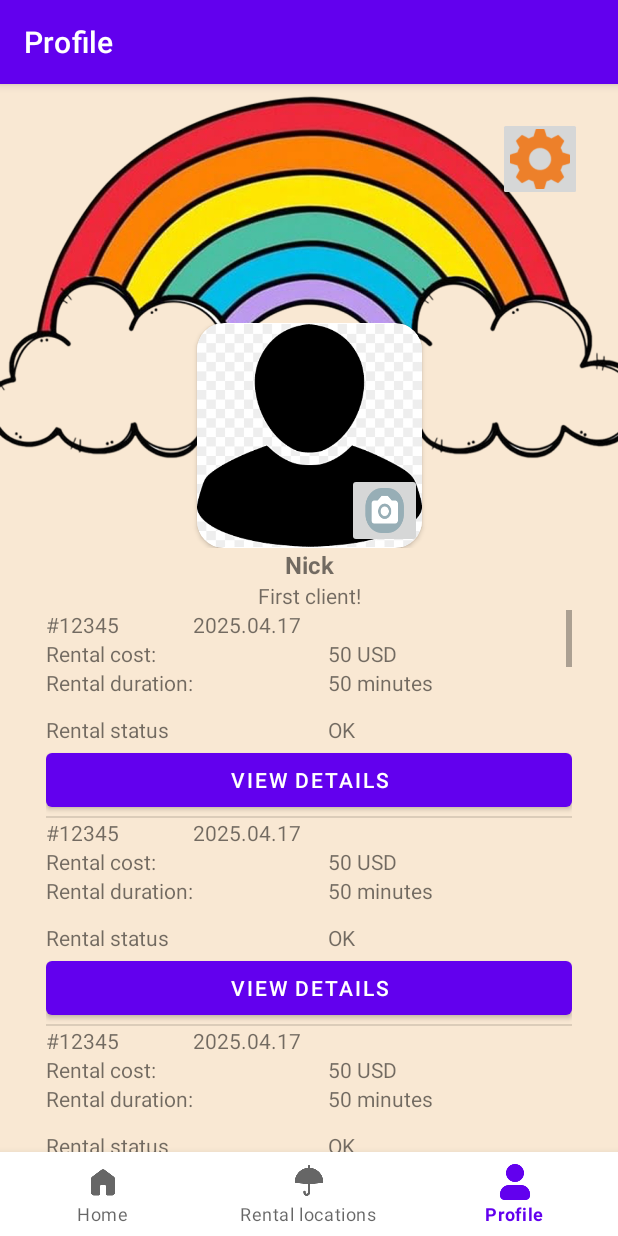
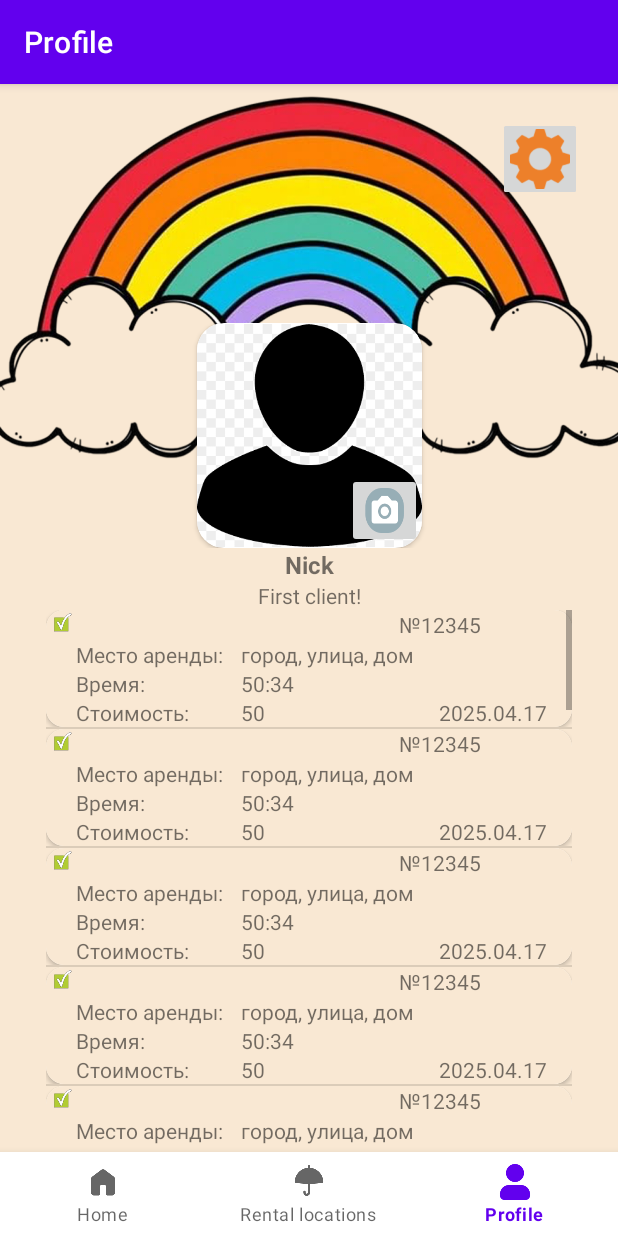
Before and after one commit to shnikita-cr/TakeAnUmbrella, an Android app: the ProfileFragment screen opened through its navigation route, on a phone screen of 412 x 824 dp. Run offline under Robolectric (Android 15) with nearby library versions, the phone set to English and light mode, and no system bars; our stand-ins replace navigation-ui.

Commit message:
add: realise design for profile_history_item

```diff
--- a/app/src/main/java/com/example/takeanumbrella/ui/profile/RentalHistoryAdapter.java
+++ b/app/src/main/java/com/example/takeanumbrella/ui/profile/RentalHistoryAdapter.java
@@ -41,31 +41,22 @@ class RentalHistoryAdapter extends ArrayAdapter<Rental> {
         final Rental rental = rentalList.get(position);
 
         Timestamp timestamp = new Timestamp(System.currentTimeMillis());
-        viewHolder.rentalNumber.setText("#" + "12345");
+        viewHolder.rentalNumber.setText("№" + "12345");
         viewHolder.rentalStartDate.setText(new SimpleDateFormat("yyyy.MM.dd").format(timestamp));
-        viewHolder.rentalCostViewValue.setText("50 USD");
-        viewHolder.rentalDurationValue.setText("50 minutes");
-        viewHolder.rentalStatusValue.setText("OK");
+        viewHolder.rentalCostViewValue.setText("50");
+        viewHolder.rentalDurationValue.setText("50:34");
 
         return convertView;
     }
 
     private static class ViewHolder {
-        final TextView rentalNumber, rentalStartDate, rentalCostViewValue, rentalDurationValue, rentalStatusValue;
+        final TextView rentalNumber, rentalStartDate, rentalCostViewValue, rentalDurationValue;
 
         ViewHolder(View view) {
             rentalNumber = view.findViewById(R.id.rentalNumber);
             rentalCostViewValue = view.findViewById(R.id.rentalCostViewValue);
             rentalStartDate = view.findViewById(R.id.rentalStartDate);
             rentalDurationValue = view.findViewById(R.id.rentalDurationValue);
-            rentalStatusValue = view.findViewById(R.id.rentalStatusValue);
-            view.findViewById(R.id.rental_button).setOnClickListener(new View.OnClickListener() {
-                @Override
-                public void onClick(View v) {
-                    Log.d("demo", "onClick: Click for more" + "detail");
-                }
-            });
-
         }
     }
 }
--- a/app/src/main/res/layout/fragment_profile_history_item.xml
+++ b/app/src/main/res/layout/fragment_profile_history_item.xml
@@ -1,23 +1,125 @@
 <?xml version="1.0" encoding="utf-8"?>
 <FrameLayout xmlns:android="http://schemas.android.com/apk/res/android"
+    xmlns:app="http://schemas.android.com/apk/res-auto"
     xmlns:tools="http://schemas.android.com/tools"
     android:layout_width="match_parent"
     android:layout_height="match_parent"
     android:orientation="vertical">
 
+    <androidx.cardview.widget.CardView
+        android:layout_width="match_parent"
+        android:layout_height="wrap_content"
+        app:cardCornerRadius="12dp">
+
         <TableLayout
             android:layout_width="match_parent"
-        android:layout_height="match_parent">
+            android:layout_height="match_parent"
+            android:background="#F9E8D3">
 
             <TableRow
                 android:layout_width="match_parent"
                 android:layout_height="match_parent">
 
+                <ImageView
+                    android:id="@+id/rentStatusImg"
+                    android:layout_width="20dp"
+                    android:layout_height="20dp"
+                    android:layout_gravity="left"
+                    android:adjustViewBounds="true"
+                    android:scaleType="fitCenter"
+                    app:layout_constraintDimensionRatio="1:1"
+                    app:srcCompat="@drawable/ok_profile_icon" />
+
+                <TextView
+                    android:id="@+id/textView"
+                    android:layout_width="wrap_content"
+                    android:layout_height="wrap_content"
+                    android:layout_weight="1"
+                    android:textStyle="bold"
+                    tools:text="Оплачен" />
+
                 <TextView
                     android:id="@+id/rentalNumber"
                     android:layout_width="wrap_content"
                     android:layout_height="wrap_content"
-                tools:text="#12345" />
+                    tools:text="№12345" />
+
+            </TableRow>
+
+            <TableRow
+                android:layout_width="match_parent"
+                android:layout_height="match_parent">
+
+                <Space
+                    android:layout_width="wrap_content"
+                    android:layout_height="wrap_content" />
+
+                <TextView
+                    android:id="@+id/textView2"
+                    android:layout_width="wrap_content"
+                    android:layout_height="wrap_content"
+                    android:minWidth="110dp"
+                    android:text="@string/rental_address_text" />
+
+                <TextView
+                    android:id="@+id/textView3"
+                    android:layout_width="wrap_content"
+                    android:layout_height="wrap_content"
+                    android:text="@string/rental_address_text_value" />
+            </TableRow>
+
+            <TableRow
+                android:layout_width="match_parent"
+                android:layout_height="match_parent">
+
+                <Space
+                    android:layout_width="wrap_content"
+                    android:layout_height="wrap_content" />
+
+                <TextView
+                    android:id="@+id/rentalDurationView"
+                    android:layout_width="wrap_content"
+                    android:layout_height="wrap_content"
+                    android:minWidth="110dp"
+                    android:text="@string/rental_duration_view_text" />
+
+                <TextView
+                    android:id="@+id/rentalDurationValue"
+                    android:layout_width="wrap_content"
+                    android:layout_height="wrap_content"
+                    android:layout_weight="1"
+                    tools:text="50 минут" />
+
+                <TextView
+                    android:id="@+id/rentalStartDate2"
+                    android:layout_width="wrap_content"
+                    android:layout_height="wrap_content"
+                    android:layout_weight="1"
+                    tools:text="2024.10.26" />
+
+            </TableRow>
+
+            <TableRow
+                android:layout_width="match_parent"
+                android:layout_height="match_parent">
+
+                <Space
+                    android:layout_width="wrap_content"
+                    android:layout_height="wrap_content" />
+
+                <TextView
+                    android:id="@+id/rentalCostView"
+                    android:layout_width="wrap_content"
+                    android:layout_height="wrap_content"
+                    android:minWidth="110dp"
+                    android:text="@string/rental_cost_view_text" />
+
+                <TextView
+                    android:id="@+id/rentalCostViewValue"
+                    android:layout_width="wrap_content"
+                    android:layout_height="wrap_content"
+                    android:layout_weight="1"
+                    tools:text="200 рублей" />
 
                 <TextView
                     android:id="@+id/rentalStartDate"
@@ -28,67 +130,7 @@
 
             </TableRow>
 
-        <TableRow
-            android:layout_width="match_parent"
-            android:layout_height="match_parent" >
-
-            <TextView
-                android:id="@+id/rentalCostView"
-                android:layout_width="wrap_content"
-                android:layout_height="wrap_content"
-                android:layout_weight="1"
-                android:text="@string/rental_cost_view_text" />
-
-            <TextView
-                android:id="@+id/rentalCostViewValue"
-                android:layout_width="wrap_content"
-                android:layout_height="wrap_content"
-                android:layout_weight="1"
-                tools:text="200 рублей" />
-
-        </TableRow>
-
-        <TableRow
-            android:layout_width="match_parent"
-            android:layout_height="match_parent" >
-
-            <TextView
-                android:id="@+id/rentalDurationView"
-                android:layout_width="wrap_content"
-                android:layout_height="wrap_content"
-                android:layout_weight="1"
-                android:text="@string/rental_duration_view_text" />
-
-            <TextView
-                android:id="@+id/rentalDurationValue"
-                android:layout_width="wrap_content"
-                android:layout_height="31dp"
-                android:layout_weight="1"
-                tools:text="50 минут" />
-        </TableRow>
-        <TableRow
-            android:layout_width="match_parent"
-            android:layout_height="match_parent" >
-
-            <TextView
-                android:id="@+id/rentalStatusView"
-                android:layout_width="wrap_content"
-                android:layout_height="wrap_content"
-                android:layout_weight="1"
-                android:text="@string/rental_status"/>
-
-            <TextView
-                android:id="@+id/rentalStatusValue"
-                android:layout_width="wrap_content"
-                android:layout_height="wrap_content"
-                android:layout_weight="1"
-                tools:text="OK" />
-        </TableRow>
-        <Button
-            android:id="@+id/rental_button"
-            android:layout_width="wrap_content"
-            android:layout_height="wrap_content"
-            android:text="@string/detail" />
         </TableLayout>
+    </androidx.cardview.widget.CardView>
 
 </FrameLayout>
--- a/app/src/main/res/values/strings.xml
+++ b/app/src/main/res/values/strings.xml
@@ -23,10 +23,10 @@
     <string name="title_profile">Profile</string>
 
     <!-- Strings related to ProfileHistoryItem -->
-    <string name="rental_cost_view_text">Rental cost:</string>
-    <string name="rental_duration_view_text">Rental duration:</string>
-    <string name="rental_status">Rental status</string>
-    <string name="detail">View details</string>
+    <string name="rental_cost_view_text">Стоимость:</string>
+    <string name="rental_duration_view_text">Время:</string>
+    <string name="rental_address_text">Место аренды:</string>
+    <string name="rental_address_text_value">город, улица, дом</string>
 
     <!-- Strings related to login -->
     <string name="title_login">Вход</string>
@@ -65,4 +65,5 @@
     <string name="registration_failed">Регистрация неудачна</string>
 
 
+
 </resources>
```
Lines whose indentation alone changed are shown as unchanged.
